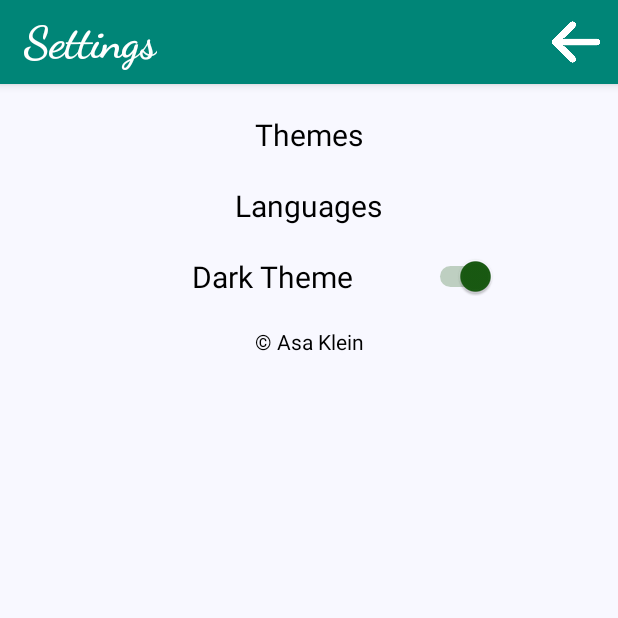
After one commit to asakl/PasswordSafe, an Android app: the SettingsActivity screen opened directly, with no data from a screen before it, on a phone screen of 412 x 824 dp, the top half of it. The commit adds this screen. Run offline under Robolectric (Android 15) with nearby library versions, the phone set to English and light mode, and no system bars.

Commit message:
fix menu and settings

```diff
--- a/app/src/main/AndroidManifest.xml
+++ b/app/src/main/AndroidManifest.xml
@@ -3,10 +3,6 @@
     xmlns:tools="http://schemas.android.com/tools"
     package="asa.PasswordSafe">
 
-    <uses-feature android:name="android.hardware.fingerprint"
-        android:required="false"/>
-
-    <uses-permission android:name="android.permission.USE_FINGERPRINT" />
     <application
         android:allowBackup="true"
         android:icon="@mipmap/ic_launcher"
@@ -24,6 +20,7 @@
 
         <activity android:name=".LoginActivity" android:label=" Login"/>
         <activity android:name=".MainActivity" android:label="@string/app_name"/>
+        <activity android:name=".SettingsActivity" android:label="@string/settings"/>
     </application>
 
 </manifest>
--- /dev/null
+++ b/app/src/main/java/asa/PasswordSafe/SettingsActivity.java
@@ -0,0 +1,106 @@
+package asa.PasswordSafe;
+
+import android.content.Intent;
+import android.os.Bundle;
+import android.support.v7.app.AppCompatActivity;
+import android.view.Menu;
+import android.view.MenuInflater;
+import android.view.MenuItem;
+import android.view.View;
+import android.widget.CompoundButton;
+import android.widget.ListView;
+import android.widget.SimpleAdapter;
+import android.widget.Switch;
+import android.widget.Toast;
+
+import java.util.ArrayList;
+import java.util.HashMap;
+import java.util.List;
+
+public class SettingsActivity extends AppCompatActivity {
+
+    @Override
+    protected void onCreate(Bundle savedInstanceState) {
+        super.onCreate(savedInstanceState);
+        if(Constants.color == 0) {
+            setContentView(R.layout.settings_window_dark);
+        }
+        else {
+            setContentView(R.layout.settings_window_light);
+        }
+
+        //setupList();
+
+        Switch aSwitch = findViewById(R.id.darkThemeSwitch);
+
+        aSwitch.setOnCheckedChangeListener(new CompoundButton.OnCheckedChangeListener() {
+            @Override
+            public void onCheckedChanged(CompoundButton compoundButton, boolean b) {
+                if(b)
+                {
+                    Toast.makeText(getBaseContext(), "on", Toast.LENGTH_SHORT).show();
+                    setContentView(R.layout.settings_window_dark);
+                    Constants.color = 0;
+                }
+                else {
+                    Toast.makeText(getBaseContext(), "off", Toast.LENGTH_SHORT).show();
+                    setContentView(R.layout.settings_window_light);
+                    Constants.color = 1;
+                }
+            }
+        });
+    }
+
+    @Override
+    public boolean onCreateOptionsMenu(Menu menu) {
+        MenuInflater inflater = getMenuInflater();
+        inflater.inflate(R.menu.settings_menu, menu);
+        return true;
+    }
+
+    @Override
+    public boolean onOptionsItemSelected(MenuItem item) {
+        switch (item.getItemId()){
+            case R.id.settingsMenuBack:
+                myExit();
+                break;
+            default:
+                return super.onOptionsItemSelected(item);
+        }
+
+        return true;
+    }
+
+    @Override
+    public void onBackPressed() {
+        myExit();
+    }
+
+    private void myExit()
+    {
+        Intent intent = new Intent(this, MainActivity.class);
+        startActivity(intent);
+    }
+
+    public void onThemesPressed(View view){
+        Intent intent = new Intent(this, ThemeActivity.class);
+        startActivity(intent);
+    }
+
+    /*private void setupList()
+    {
+        String[] names = {getString(R.string.themes), getString(R.string.languages)};
+
+        ListView listView = findViewById(R.id.settingList);
+        List<HashMap<String, String>> list = new ArrayList<>();
+
+        for(String i : names)
+        {
+            HashMap<String, String> map = new HashMap();
+            map.put(Constants.firstLine, i);
+            list.add(map);
+        }
+
+        listView.setAdapter(new SimpleAdapter(this, list, R.layout.item_on_list, new String[]{Constants.firstLine}, new int[]{R.id.text1}));
+    }*/
+}
--- /dev/null
+++ b/app/src/main/res/layout/settings_window_dark.xml
@@ -0,0 +1,63 @@
+<?xml version="1.0" encoding="utf-8"?>
+<android.support.constraint.ConstraintLayout xmlns:android="http://schemas.android.com/apk/res/android"
+    xmlns:app="http://schemas.android.com/apk/res-auto"
+    xmlns:tools="http://schemas.android.com/tools"
+    android:layout_width="match_parent"
+    android:layout_height="match_parent"
+    android:background="@color/lightBackground">
+
+    <LinearLayout
+        android:layout_width="match_parent"
+        android:layout_height="match_parent"
+        android:layout_margin="10sp"
+        android:gravity="center_horizontal"
+        android:orientation="vertical"
+        tools:layout_editor_absoluteX="10dp"
+        tools:layout_editor_absoluteY="10dp">
+
+        <TextView
+            android:id="@+id/Themes"
+            android:layout_width="wrap_content"
+            android:layout_height="wrap_content"
+            android:layout_margin="10dp"
+            android:clickable="true"
+            android:focusable="true"
+            android:text="@string/themes"
+            android:textColor="@android:color/black"
+            android:textSize="20sp" />
+
+        <TextView
+            android:id="@+id/Languages"
+            android:layout_width="wrap_content"
+            android:layout_height="wrap_content"
+            android:layout_margin="10dp"
+            android:clickable="true"
+            android:focusable="true"
+            android:focusableInTouchMode="false"
+            android:text="@string/languages"
+            android:textColor="@android:color/black"
+            android:textSize="20sp" />
+
+        <Switch
+            android:id="@+id/darkThemeSwitch"
+            android:layout_width="250sp"
+            android:layout_height="0dp"
+            android:layout_margin="10sp"
+            android:layout_weight="0"
+            android:checked="true"
+            android:gravity="center"
+            android:text="@string/darkTheme"
+            android:textColor="@android:color/black"
+            android:textSize="20sp" />
+
+        <TextView
+            android:id="@+id/infoOnSettings"
+            android:layout_width="match_parent"
+            android:layout_height="wrap_content"
+            android:layout_margin="10sp"
+            android:gravity="center"
+            android:text="@string/appInfo"
+            android:textColor="@android:color/black" />
+
+    </LinearLayout>
+</android.support.constraint.ConstraintLayout>
--- /dev/null
+++ b/app/src/main/res/menu/settings_menu.xml
@@ -0,0 +1,9 @@
+<?xml version="1.0" encoding="utf-8"?>
+<menu xmlns:android="http://schemas.android.com/apk/res/android"
+    xmlns:app="http://schemas.android.com/apk/res-auto">
+    <item
+        android:id="@+id/settingsMenuBack"
+        android:icon="@drawable/back"
+        android:title="@string/back"
+        app:showAsAction="always" />
+</menu>
```
Also changed, not shown: app/src/main/java/asa/PasswordSafe/MainActivity.java (+22 -0 lines), app/src/main/java/asa/PasswordSafe/ThemeActivity.java (added, +53 -0 lines), app/src/main/res/layout/settings_window_light.xml (added, +62 -0 lines), app/src/main/res/layout/theme_window_dark.xml (added, +44 -0 lines), app/src/main/res/layout/theme_window_light.xml (added, +44 -0 lines), app/src/main/res/menu/main_menu.xml (added, +9 -0 lines), app/src/main/res/drawable-v24/back.png (added), app/src/main/res/drawable-v24/more_dark.png (added), app/src/main/res/drawable-v24/more_light.png (added), app/src/main/res/drawable-xxhdpi/black_logo.png (added), 1 other file.
